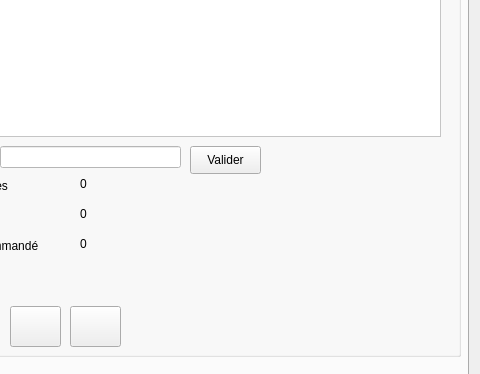
Qt form Projet_2a/gestionlivraisons.ui (medhama/ThePieChart) before a commit; both pictures show x 642 to 1122 and y 290 to 664 of the 1122 by 664 pixel window.
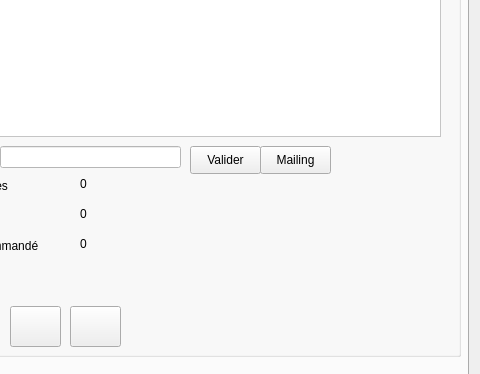
The same form after that commit. Icons and pictures are not drawn.

```diff
--- a/Projet_2a/gestionlivraisons.ui
+++ b/Projet_2a/gestionlivraisons.ui
@@ -1030,6 +1030,22 @@
        <string>Nombre d'articles Commandé</string>
       </property>
      </widget>
+     <widget class="QPushButton" name="pb_rechercher_liv_6">
+      <property name="geometry">
+       <rect>
+        <x>880</x>
+        <y>370</y>
+        <width>71</width>
+        <height>28</height>
+       </rect>
+      </property>
+      <property name="styleSheet">
+       <string notr="true"/>
+      </property>
+      <property name="text">
+       <string>Mailing</string>
+      </property>
+     </widget>
      <zorder>groupBox_5</zorder>
      <zorder>pb_ajouterCom</zorder>
      <zorder>tab_Commandes</zorder>
@@ -1053,6 +1069,7 @@
      <zorder>label_35</zorder>
      <zorder>label_36</zorder>
      <zorder>label_37</zorder>
+     <zorder>pb_rechercher_liv_6</zorder>
     </widget>
    </widget>
   </widget>
```
